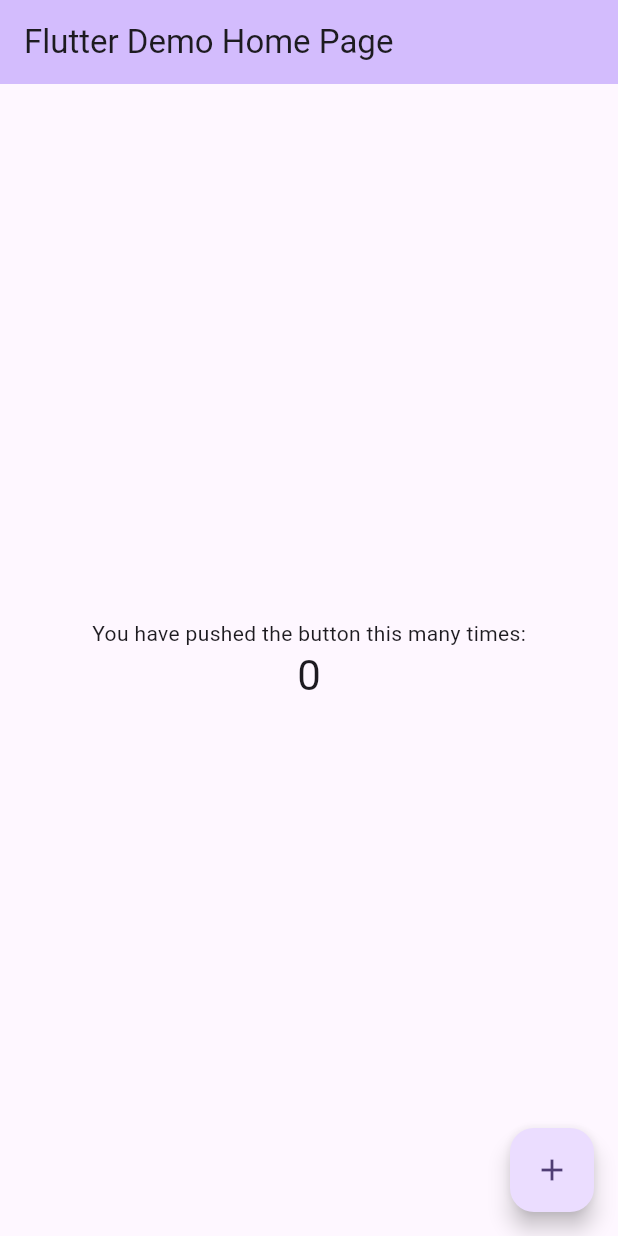
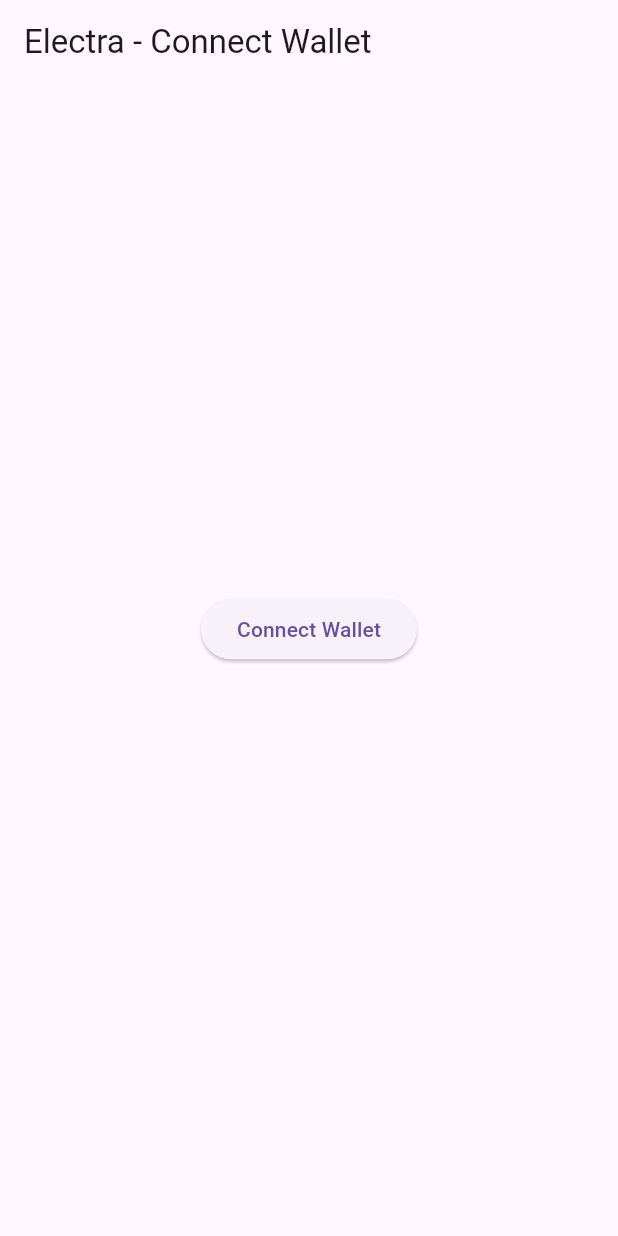
Before and after one commit to pjiri/electra, a Flutter app: the screen it shows after launch, on a phone screen of 412 x 824 dp. Run offline on Flutter 3.47's test engine with Material 3 defaults, Android fonts, the phone set to English and light mode, and no system bars; missing offline and left inert: walletconnect_dart.

Commit message:
init feature/wallet-connection

```diff
--- a/mobile/electra_app/lib/main.dart
+++ b/mobile/electra_app/lib/main.dart
@@ -1,122 +1,19 @@
 import 'package:flutter/material.dart';
+import 'screens/wallet_connect_screen.dart';
 
 void main() {
-  runApp(const MyApp());
+  runApp(const ElectraApp());
 }
 
-class MyApp extends StatelessWidget {
-  const MyApp({super.key});
+class ElectraApp extends StatelessWidget {
+  const ElectraApp({super.key});
 
-  // This widget is the root of your application.
   @override
   Widget build(BuildContext context) {
     return MaterialApp(
-      title: 'Flutter Demo',
-      theme: ThemeData(
-        // This is the theme of your application.
-        //
-        // TRY THIS: Try running your application with "flutter run". You'll see
-        // the application has a purple toolbar. Then, without quitting the app,
-        // try changing the seedColor in the colorScheme below to Colors.green
-        // and then invoke "hot reload" (save your changes or press the "hot
-        // reload" button in a Flutter-supported IDE, or press "r" if you used
-        // the command line to start the app).
-        //
-        // Notice that the counter didn't reset back to zero; the application
-        // state is not lost during the reload. To reset the state, use hot
-        // restart instead.
-        //
-        // This works for code too, not just values: Most code changes can be
-        // tested with just a hot reload.
-        colorScheme: ColorScheme.fromSeed(seedColor: Colors.deepPurple),
-      ),
-      home: const MyHomePage(title: 'Flutter Demo Home Page'),
+      title: 'Electra',
+      theme: ThemeData(primarySwatch: Colors.blue),
+      home: const WalletConnectScreen(),
     );
   }
 }
-
-class MyHomePage extends StatefulWidget {
-  const MyHomePage({super.key, required this.title});
-
-  // This widget is the home page of your application. It is stateful, meaning
-  // that it has a State object (defined below) that contains fields that affect
-  // how it looks.
-
-  // This class is the configuration for the state. It holds the values (in this
-  // case the title) provided by the parent (in this case the App widget) and
-  // used by the build method of the State. Fields in a Widget subclass are
-  // always marked "final".
-
-  final String title;
-
-  @override
-  State<MyHomePage> createState() => _MyHomePageState();
-}
-
-class _MyHomePageState extends State<MyHomePage> {
-  int _counter = 0;
-
-  void _incrementCounter() {
-    setState(() {
-      // This call to setState tells the Flutter framework that something has
-      // changed in this State, which causes it to rerun the build method below
-      // so that the display can reflect the updated values. If we changed
-      // _counter without calling setState(), then the build method would not be
-      // called again, and so nothing would appear to happen.
-      _counter++;
-    });
-  }
-
-  @override
-  Widget build(BuildContext context) {
-    // This method is rerun every time setState is called, for instance as done
-    // by the _incrementCounter method above.
-    //
-    // The Flutter framework has been optimized to make rerunning build methods
-    // fast, so that you can just rebuild anything that needs updating rather
-    // than having to individually change instances of widgets.
-    return Scaffold(
-      appBar: AppBar(
-        // TRY THIS: Try changing the color here to a specific color (to
-        // Colors.amber, perhaps?) and trigger a hot reload to see the AppBar
-        // change color while the other colors stay the same.
-        backgroundColor: Theme.of(context).colorScheme.inversePrimary,
-        // Here we take the value from the MyHomePage object that was created by
-        // the App.build method, and use it to set our appbar title.
-        title: Text(widget.title),
-      ),
-      body: Center(
-        // Center is a layout widget. It takes a single child and positions it
-        // in the middle of the parent.
-        child: Column(
-          // Column is also a layout widget. It takes a list of children and
-          // arranges them vertically. By default, it sizes itself to fit its
-          // children horizontally, and tries to be as tall as its parent.
-          //
-          // Column has various properties to control how it sizes itself and
-          // how it positions its children. Here we use mainAxisAlignment to
-          // center the children vertically; the main axis here is the vertical
-          // axis because Columns are vertical (the cross axis would be
-          // horizontal).
-          //
-          // TRY THIS: Invoke "debug painting" (choose the "Toggle Debug Paint"
-          // action in the IDE, or press "p" in the console), to see the
-          // wireframe for each widget.
-          mainAxisAlignment: MainAxisAlignment.center,
-          children: <Widget>[
-            const Text('You have pushed the button this many times:'),
-            Text(
-              '$_counter',
-              style: Theme.of(context).textTheme.headlineMedium,
-            ),
-          ],
-        ),
-      ),
-      floatingActionButton: FloatingActionButton(
-        onPressed: _incrementCounter,
-        tooltip: 'Increment',
-        child: const Icon(Icons.add),
-      ), // This trailing comma makes auto-formatting nicer for build methods.
-    );
-  }
-}
--- /dev/null
+++ b/mobile/electra_app/lib/screens/wallet_connect_screen.dart
@@ -0,0 +1,40 @@
+import 'package:flutter/material.dart';
+import '../services/wallet_connect_service.dart';
+
+class WalletConnectScreen extends StatefulWidget {
+  const WalletConnectScreen({super.key});
+
+  @override
+  State<WalletConnectScreen> createState() => _WalletConnectScreenState();
+}
+
+class _WalletConnectScreenState extends State<WalletConnectScreen> {
+  String _walletAddress = '';
+
+  Future<void> _connectWallet() async {
+    final address = await WalletConnectService.connect();
+    setState(() {
+      _walletAddress = address ?? 'Connection failed';
+    });
+  }
+
+  @override
+  Widget build(BuildContext context) {
+    return Scaffold(
+      appBar: AppBar(title: const Text('Electra - Connect Wallet')),
+      body: Center(
+        child: Column(
+          mainAxisAlignment: MainAxisAlignment.center,
+          children: [
+            ElevatedButton(
+              onPressed: _connectWallet,
+              child: const Text('Connect Wallet'),
+            ),
+            const SizedBox(height: 20),
+            Text(_walletAddress),
+          ],
+        ),
+      ),
+    );
+  }
+}
--- /dev/null
+++ b/mobile/electra_app/lib/services/wallet_connect_service.dart
@@ -0,0 +1,25 @@
+import 'package:walletconnect_dart/walletconnect_dart.dart';
+import 'package:url_launcher/url_launcher_string.dart';
+
+class WalletConnectService {
+  static Future<String?> connect() async {
+    final connector = WalletConnect(
+      bridge: 'https://bridge.walletconnect.org',
+      clientMeta: const PeerMeta(
+        name: 'Electra',
+        description: 'Web3 Voting App',
+        url: 'https://electra.app',
+        icons: ['https://electra.app/icon.png'],
+      ),
+    );
+
+    if (!connector.connected) {
+      final session = await connector.createSession(onDisplayUri: (uri) async {
+        await launchUrlString(uri, mode: LaunchMode.externalApplication);
+      });
+      return session.accounts.isNotEmpty ? session.accounts[0] : null;
+    }
+
+    return null;
+  }
+}
```
Also changed, not shown: mobile/electra_app/pubspec.yaml (+7 -75 lines), 1 other file.
